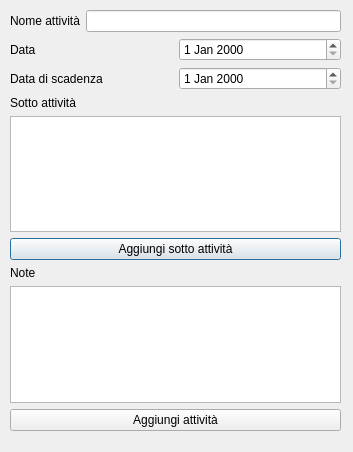
The window that addactivityview.ui (TommasoBotarelli/MyD14ry) describes before a commit, drawn with Qt 5.
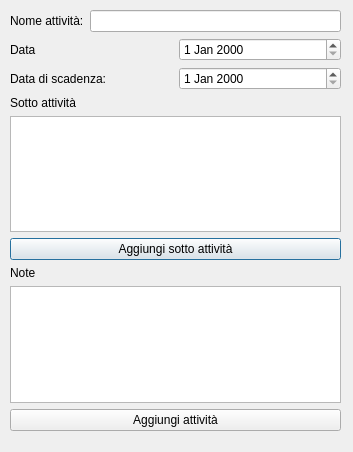
The same window after the commit.

```diff
--- a/addactivityview.ui
+++ b/addactivityview.ui
@@ -30,7 +30,7 @@
         <item>
          <widget class="QLabel" name="NameLabel">
           <property name="text">
-           <string>Nome attività</string>
+           <string>Nome attività:</string>
           </property>
          </widget>
         </item>
@@ -58,7 +58,7 @@
         <item>
          <widget class="QLabel" name="DeadlineDateLabel">
           <property name="text">
-           <string>Data di scadenza</string>
+           <string>Data di scadenza:</string>
           </property>
          </widget>
         </item>
```
